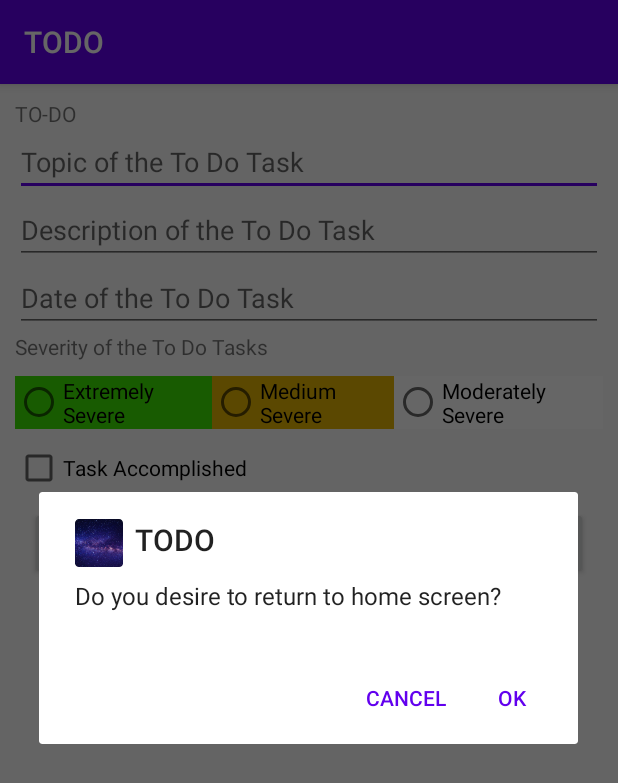
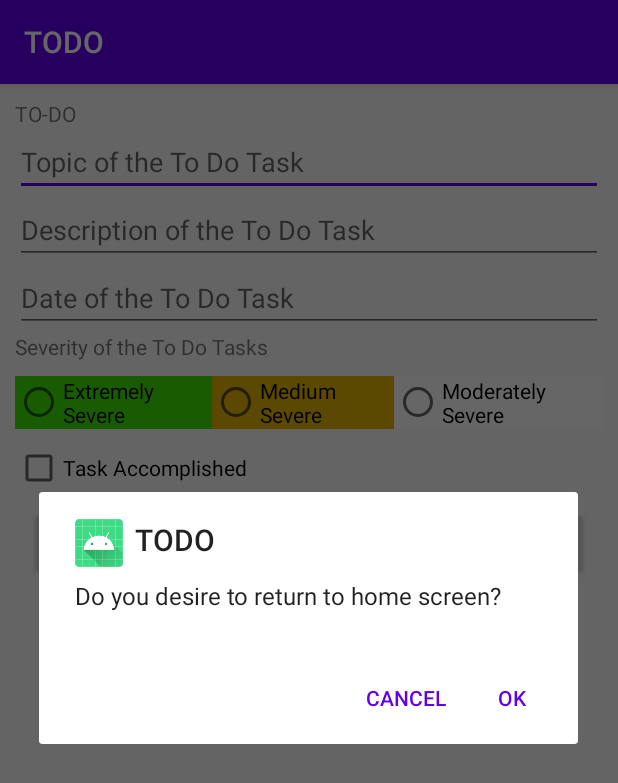
Before and after one commit to samiksharupakheti/Finalapp, an Android app: the EditTodoActivity screen opened directly, with no data from a screen before it, after a tap on "CANCEL", on a phone screen of 412 x 824 dp. Shown: the top 783 px of the screen. Run offline under Robolectric (Android 15) with nearby library versions, the phone set to English and light mode, and no system bars; our stand-ins replace Room's generated code.

Commit message:
adding the background images asdefault

```diff
--- a/app/src/main/res/layout/activity_edit_todo.xml
+++ b/app/src/main/res/layout/activity_edit_todo.xml
@@ -2,9 +2,11 @@
 <androidx.constraintlayout.widget.ConstraintLayout xmlns:android="http://schemas.android.com/apk/res/android"
     xmlns:app="http://schemas.android.com/apk/res-auto"
     xmlns:tools="http://schemas.android.com/tools"
-    android:layout_width="match_parent"
-    android:layout_height="match_parent"
+    android:layout_width="fill_parent"
+    android:layout_height="fill_parent"
     tools:context="com.example.finalapp.EditTodoActivity"
     android:id="@+id/main_container">
 
+<!--    can also use match parent in place of fill parent above in lines 5 and 6 here, goal is to define width or height of view in full screen-->
+
 </androidx.constraintlayout.widget.ConstraintLayout>
--- a/app/src/main/res/mipmap-anydpi-v26/ic_launcher.xml
+++ b/app/src/main/res/mipmap-anydpi-v26/ic_launcher.xml
@@ -1,5 +1,7 @@
 <?xml version="1.0" encoding="utf-8"?>
 <adaptive-icon xmlns:android="http://schemas.android.com/apk/res/android">
-    <background android:drawable="@drawable/ic_launcher_background"/>
-    <foreground android:drawable="@mipmap/ic_splash_background"/>
+
+
+    <background android:drawable="@drawable/ic_launcher_background" />
+    <foreground android:drawable="@drawable/ic_launcher_foreground" />
 </adaptive-icon>
--- a/app/src/main/res/mipmap-anydpi-v26/ic_launcher_round.xml
+++ b/app/src/main/res/mipmap-anydpi-v26/ic_launcher_round.xml
@@ -1,5 +1,5 @@
 <?xml version="1.0" encoding="utf-8"?>
 <adaptive-icon xmlns:android="http://schemas.android.com/apk/res/android">
-    <background android:drawable="@drawable/ic_launcher_background"/>
-    <foreground android:drawable="@mipmap/ic_splash_background"/>
+    <background android:drawable="@drawable/ic_launcher_background" />
+    <foreground android:drawable="@drawable/ic_launcher_foreground" />
 </adaptive-icon>
```
Also changed, not shown: app/src/main/res/mipmap-hdpi/ic_splash_background.png (deleted), app/src/main/res/mipmap-mdpi/ic_splash_background.png (deleted), app/src/main/res/mipmap-xhdpi/ic_splash_background.png (deleted), app/src/main/res/mipmap-xxhdpi/ic_splash_background.png (deleted), app/src/main/res/mipmap-xxxhdpi/ic_splash_background.png (deleted), 3 other files.
